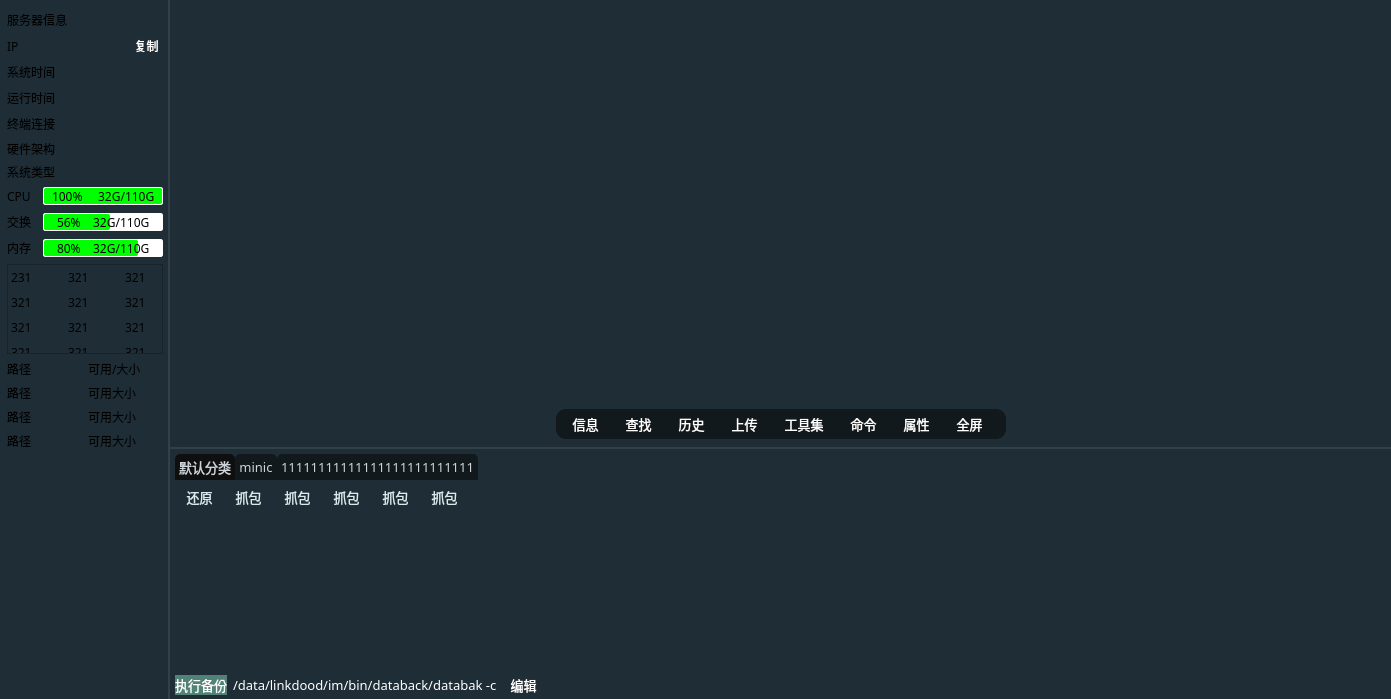
Before: the Qt Designer form sshwidget.ui in HuaGouFdog/Fdog-Kit, drawn with Qt 5.
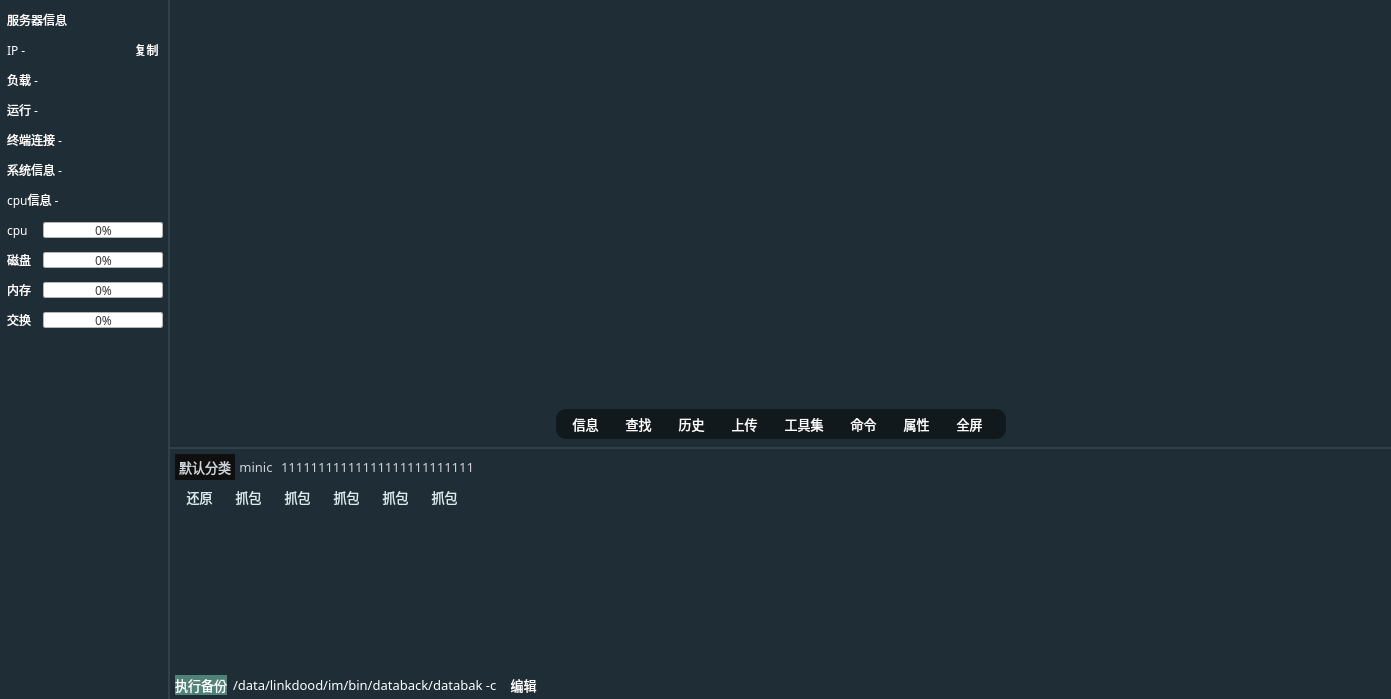
After: the same form once the commit is applied. The open tabs and pages were chosen to show the change. Icons and pictures are not drawn.

Commit message: 添加服务器信息

What changed in the file:
```diff
--- a/sshwidget.ui
+++ b/sshwidget.ui
@@ -58,10 +58,17 @@
      </property>
      <property name="styleSheet">
       <string notr="true">#widget{
-border-right:2px solid rgb(108, 117, 125, 65); 
+border-right:2px solid rgba(108, 117, 125, 65); 
+}
+
+QLabel{
+color: rgb(255, 255, 255);
 }</string>
      </property>
      <layout class="QVBoxLayout" name="verticalLayout_3">
+      <property name="spacing">
+       <number>10</number>
+      </property>
       <property name="leftMargin">
        <number>7</number>
       </property>
@@ -106,6 +113,18 @@
          </property>
          <item>
           <widget class="QLabel" name="label_serverTitle">
+           <property name="minimumSize">
+            <size>
+             <width>0</width>
+             <height>20</height>
+            </size>
+           </property>
+           <property name="maximumSize">
+            <size>
+             <width>16777215</width>
+             <height>20</height>
+            </size>
+           </property>
            <property name="font">
             <font>
              <family>OPPOSans B</family>
@@ -153,6 +172,18 @@
          </property>
          <item>
           <widget class="QLabel" name="label_ip">
+           <property name="minimumSize">
+            <size>
+             <width>0</width>
+             <height>20</height>
+            </size>
+           </property>
+           <property name="maximumSize">
+            <size>
+             <width>16777215</width>
+             <height>20</height>
+            </size>
+           </property>
            <property name="font">
             <font>
              <family>OPPOSans B</family>
@@ -161,7 +192,7 @@
             </font>
            </property>
            <property name="text">
-            <string>IP</string>
+            <string>IP -</string>
            </property>
           </widget>
          </item>
@@ -231,7 +262,19 @@
           <number>0</number>
          </property>
          <item>
-          <widget class="QLabel" name="label_time">
+          <widget class="QLabel" name="label_load">
+           <property name="minimumSize">
+            <size>
+             <width>0</width>
+             <height>20</height>
+            </size>
+           </property>
+           <property name="maximumSize">
+            <size>
+             <width>16777215</width>
+             <height>20</height>
+            </size>
+           </property>
            <property name="font">
             <font>
              <family>OPPOSans B</family>
@@ -240,7 +283,7 @@
             </font>
            </property>
            <property name="text">
-            <string>系统时间</string>
+            <string>负载 -</string>
            </property>
           </widget>
          </item>
@@ -285,6 +328,18 @@
          </property>
          <item>
           <widget class="QLabel" name="label_runTime">
+           <property name="minimumSize">
+            <size>
+             <width>0</width>
+             <height>20</height>
+            </size>
+           </property>
+           <property name="maximumSize">
+            <size>
+             <width>16777215</width>
+             <height>20</height>
+            </size>
+           </property>
            <property name="font">
             <font>
              <family>OPPOSans B</family>
@@ -293,7 +348,7 @@
             </font>
            </property>
            <property name="text">
-            <string>运行时间</string>
+            <string>运行 -</string>
            </property>
           </widget>
          </item>
@@ -332,6 +387,18 @@
          </property>
          <item>
           <widget class="QLabel" name="label_loginCount">
+           <property name="minimumSize">
+            <size>
+             <width>0</width>
+             <height>20</height>
+            </size>
+           </property>
+           <property name="maximumSize">
+            <size>
+             <width>16777215</width>
+             <height>20</height>
+            </size>
+           </property>
            <property name="font">
             <font>
              <family>OPPOSans B</family>
@@ -340,7 +407,66 @@
             </font>
            </property>
            <property name="text">
-            <string>终端连接</string>
+            <string>终端连接 -</string>
+           </property>
+          </widget>
+         </item>
+        </layout>
+       </widget>
+      </item>
+      <item>
+       <widget class="QWidget" name="widget_27" native="true">
+        <property name="minimumSize">
+         <size>
+          <width>0</width>
+          <height>20</height>
+         </size>
+        </property>
+        <property name="maximumSize">
+         <size>
+          <width>16777215</width>
+          <height>20</height>
+         </size>
+        </property>
+        <layout class="QHBoxLayout" name="horizontalLayout_24">
+         <property name="spacing">
+          <number>0</number>
+         </property>
+         <property name="leftMargin">
+          <number>0</number>
+         </property>
+         <property name="topMargin">
+          <number>0</number>
+         </property>
+         <property name="rightMargin">
+          <number>0</number>
+         </property>
+         <property name="bottomMargin">
+          <number>0</number>
+         </property>
+         <item>
+          <widget class="QLabel" name="label_architecture">
+           <property name="minimumSize">
+            <size>
+             <width>0</width>
+             <height>20</height>
+            </size>
+           </property>
+           <property name="maximumSize">
+            <size>
+             <width>16777215</width>
+             <height>20</height>
+            </size>
+           </property>
+           <property name="font">
+            <font>
+             <family>OPPOSans B</family>
+             <pointsize>9</pointsize>
+             <stylestrategy>PreferAntialias</stylestrategy>
+            </font>
+           </property>
+           <property name="text">
+            <string>系统信息 -</string>
            </property>
           </widget>
          </item>
@@ -352,16 +478,19 @@
         <property name="minimumSize">
          <size>
           <width>0</width>
-          <height>40</height>
+          <height>20</height>
          </size>
         </property>
         <property name="maximumSize">
          <size>
           <width>16777215</width>
-          <height>40</height>
+          <height>20</height>
          </size>
         </property>
         <layout class="QVBoxLayout" name="verticalLayout">
+         <property name="spacing">
+          <number>0</number>
+         </property>
          <property name="leftMargin">
           <number>0</number>
          </property>
@@ -375,21 +504,19 @@
           <number>0</number>
          </property>
          <item>
-          <widget class="QLabel" name="label_architecture">
-           <property name="font">
-            <font>
-             <family>OPPOSans B</family>
-             <pointsize>9</pointsize>
-             <stylestrategy>PreferAntialias</stylestrategy>
-            </font>
+          <widget class="QLabel" name="label_cpuInfo">
+           <property name="minimumSize">
+            <size>
+             <width>0</width>
+             <height>20</height>
+            </size>
            </property>
-           <property name="text">
-            <string>硬件架构</string>
+           <property name="maximumSize">
+            <size>
+             <width>16777215</width>
+             <height>20</height>
+            </size>
            </property>
-          </widget>
-         </item>
-         <item>
-          <widget class="QLabel" name="label_systemType">
            <property name="font">
             <font>
              <family>OPPOSans B</family>
@@ -398,7 +525,7 @@
             </font>
            </property>
            <property name="text">
-            <string>系统类型</string>
+            <string>cpu信息 -</string>
            </property>
           </widget>
          </item>
@@ -448,7 +575,7 @@
             </font>
            </property>
            <property name="text">
-            <string>CPU</string>
+            <string>cpu</string>
            </property>
           </widget>
          </item>
@@ -457,13 +584,13 @@
            <property name="minimumSize">
             <size>
              <width>120</width>
-             <height>18</height>
+             <height>16</height>
             </size>
            </property>
            <property name="maximumSize">
             <size>
              <width>120</width>
-             <height>18</height>
+             <height>16</height>
             </size>
            </property>
            <property name="font">
@@ -475,11 +602,12 @@
            <property name="styleSheet">
             <string notr="true">QProgressBar {
 	border: 1px solid;
-	border-color: rgb(255, 255, 255);
+	
+	border-color: rgb(180, 180, 180);
 	border-radius: 2px; 
 	background-color: #FFFFFF; 
 	text-align:center; 
-	color: rgb(0, 0, 0);
+	color: rgba(0, 0, 0, 200);
 }
 
 QProgressBar:chunk{
@@ -489,10 +617,10 @@
 }</string>
            </property>
            <property name="value">
-            <number>100</number>
+            <number>0</number>
            </property>
            <property name="format">
-            <string>%p%     32G/110G</string>
+            <string>%p%</string>
            </property>
           </widget>
          </item>
@@ -500,7 +628,7 @@
        </widget>
       </item>
       <item>
-       <widget class="QWidget" name="widget_swap_info" native="true">
+       <widget class="QWidget" name="widget_mem_info_2" native="true">
         <property name="minimumSize">
          <size>
           <width>0</width>
@@ -513,7 +641,7 @@
           <height>20</height>
          </size>
         </property>
-        <layout class="QHBoxLayout" name="horizontalLayout_16">
+        <layout class="QHBoxLayout" name="horizontalLayout_25">
          <property name="spacing">
           <number>6</number>
          </property>
@@ -530,7 +658,7 @@
           <number>0</number>
          </property>
          <item>
-          <widget class="QLabel" name="label_17">
+          <widget class="QLabel" name="label_disk">
            <property name="font">
             <font>
              <family>OPPOSans B</family>
@@ -539,22 +667,22 @@
             </font>
            </property>
            <property name="text">
-            <string>交换</string>
+            <string>磁盘</string>
            </property>
           </widget>
          </item>
          <item>
-          <widget class="QProgressBar" name="progressBar_2">
+          <widget class="QProgressBar" name="progressBar_disk">
            <property name="minimumSize">
             <size>
              <width>120</width>
-             <height>18</height>
+             <height>16</height>
             </size>
            </property>
            <property name="maximumSize">
             <size>
              <width>120</width>
-             <height>18</height>
+             <height>16</height>
             </size>
            </property>
            <property name="font">
@@ -566,11 +694,12 @@
            <property name="styleSheet">
             <string notr="true">QProgressBar {
 	border: 1px solid;
-	border-color: rgb(255, 255, 255);
+	
+	border-color: rgb(180, 180, 180);
 	border-radius: 2px; 
 	background-color: #FFFFFF; 
 	text-align:center; 
-	color: rgb(0, 0, 0);
+	color: rgba(0, 0, 0, 200);
 }
 
 QProgressBar:chunk{
@@ -580,10 +709,10 @@
 }</string>
            </property>
            <property name="value">
-            <number>56</number>
+            <number>0</number>
            </property>
            <property name="format">
-            <string>%p%    32G/110G</string>
+            <string>%p%</string>
            </property>
           </widget>
          </item>
@@ -639,13 +768,13 @@
            <property name="minimumSize">
             <size>
              <width>120</width>
-             <height>18</height>
+             <height>16</height>
             </size>
            </property>
            <property name="maximumSize">
             <size>
              <width>120</width>
-             <height>18</height>
+             <height>16</height>
             </size>
            </property>
            <property name="font">
@@ -657,11 +786,12 @@
            <property name="styleSheet">
             <string notr="true">QProgressBar {
 	border: 1px solid;
-	border-color: rgb(255, 255, 255);
+	
+	border-color: rgb(180, 180, 180);
 	border-radius: 2px; 
 	background-color: #FFFFFF; 
 	text-align:center; 
-	color: rgb(0, 0, 0);
+	color: rgba(0, 0, 0, 200);
 }
 
 QProgressBar:chunk{
@@ -671,10 +801,10 @@
 }</string>
            </property>
            <property name="value">
-            <number>80</number>
+            <number>0</number>
            </property>
            <property name="format">
-            <string>%p%    32G/110G</string>
+            <string>%p%</string>
            </property>
           </widget>
          </item>
@@ -682,211 +812,37 @@
        </widget>
       </item>
       <item>
-       <widget class="QWidget" name="widget_22" native="true">
+       <widget class="QWidget" name="widget_swap_info" native="true">
         <property name="minimumSize">
          <size>
           <width>0</width>
-          <height>90</height>
+          <height>20</height>
          </size>
         </property>
         <property name="maximumSize">
          <size>
           <width>16777215</width>
-          <height>90</height>
+          <height>20</height>
          </size>
         </property>
-        <layout class="QVBoxLayout" name="verticalLayout_2">
+        <layout class="QHBoxLayout" name="horizontalLayout_16">
          <property name="spacing">
-          <number>0</number>
-         </property>
-         <property name="leftMargin">
-          <number>0</number>
-         </property>
-         <property name="topMargin">
-          <number>0</number>
-         </property>
-         <property name="rightMargin">
-          <number>0</number>
-         </property>
-         <property name="bottomMargin">
-          <number>0</number>
-         </property>
-         <item>
-          <widget class="QTableWidget" name="tableWidget">
-           <property name="maximumSize">
-            <size>
-             <width>16777215</width>
-             <height>16777215</height>
-            </size>
-           </property>
-           <property name="font">
-            <font>
-             <family>OPPOSans B</family>
-             <pointsize>9</pointsize>
-             <stylestrategy>PreferAntialias</stylestrategy>
-            </font>
-           </property>
-           <property name="styleSheet">
-            <string notr="true">QHeaderView::section{background-color:transparent;}</string>
-           </property>
-           <property name="verticalScrollBarPolicy">
-            <enum>Qt::ScrollBarAlwaysOff</enum>
-           </property>
-           <property name="horizontalScrollBarPolicy">
-            <enum>Qt::ScrollBarAlwaysOff</enum>
-           </property>
-           <property name="autoScrollMargin">
-            <number>16</number>
-           </property>
-           <property name="dragEnabled">
-            <bool>false</bool>
-           </property>
-           <property name="selectionBehavior">
-            <enum>QAbstractItemView::SelectRows</enum>
-           </property>
-           <property name="showGrid">
-            <bool>false</bool>
-           </property>
-           <property name="gridStyle">
-            <enum>Qt::NoPen</enum>
-           </property>
-           <property name="rowCount">
-            <number>4</number>
-           </property>
-           <attribute name="horizontalHeaderVisible">
-            <bool>false</bool>
-           </attribute>
-           <attribute name="horizontalHeaderCascadingSectionResizes">
-            <bool>true</bool>
-           </attribute>
-           <attribute name="horizontalHeaderDefaultSectionSize">
-            <number>57</number>
-           </attribute>
-           <attribute name="horizontalHeaderHighlightSections">
-            <bool>false</bool>
-           </attribute>
-           <attribute name="horizontalHeaderMinimumSectionSize">
-            <number>25</number>
-           </attribute>
-           <attribute name="verticalHeaderVisible">
-            <bool>false</bool>
-           </attribute>
-           <attribute name="verticalHeaderDefaultSectionSize">
-            <number>23</number>
-           </attribute>
-           <attribute name="verticalHeaderHighlightSections">
-            <bool>true</bool>
-           </attribute>
-           <attribute name="verticalHeaderMinimumSectionSize">
-            <number>25</number>
-           </attribute>
-           <attribute name="verticalHeaderShowSortIndicator" stdset="0">
-            <bool>false</bool>
-           </attribute>
-           <row/>
-           <row/>
-           <row/>
-           <row/>
-           <column>
-            <property name="text">
-             <string>内存</string>
-            </property>
-           </column>
-           <column>
-            <property name="text">
-             <string>CPU</string>
-            </property>
-           </column>
-           <column>
-            <property name="text">
-             <string>命令</string>
-            </property>
-           </column>
-           <item row="0" column="0">
-            <property name="text">
-             <string>231</string>
-            </property>
-           </item>
-           <item row="0" column="1">
-            <property name="text">
-             <string>321</string>
-            </property>
-           </item>
-           <item row="0" column="2">
-            <property name="text">
-             <string>321</string>
-            </property>
-           </item>
-           <item row="1" column="0">
-            <property name="text">
-             <string>321</string>
-            </property>
-           </item>
-           <item row="1" column="1">
-            <property name="text">
-             <string>321</string>
-            </property>
-           </item>
-           <item row="1" column="2">
-            <property name="text">
-             <string>321</string>
-            </property>
-           </item>
-           <item row="2" column="0">
-            <property name="text">
-             <string>321</string>
-            </property>
-           </item>
-           <item row="2" column="1">
-            <property name="text">
-             <string>321</string>
-            </property>
-           </item>
-           <item row="2" column="2">
-            <property name="text">
-             <string>321</string>
-            </property>
-           </item>
-           <item row="3" column="0">
-            <property name="text">
-             <string>321</string>
-            </property>
-           </item>
-           <item row="3" column="1">
-            <property name="text">
-             <string>321</string>
-            </property>
-           </item>
-           <item row="3" column="2">
-            <property name="text">
-             <string>321</string>
-            </property>
-           </item>
-          </widget>
-         </item>
-        </layout>
-       </widget>
-      </item>
-      <item>
-       <widget class="QWidget" name="widget_23" native="true">
-        <layout class="QGridLayout" name="gridLayout">
-         <property name="leftMargin">
-          <number>0</number>
-         </property>
-         <property name="topMargin">
-          <number>0</number>
-         </property>
-         <property name="rightMargin">
-          <number>0</number>
-         </property>
-         <property name="bottomMargin">
-          <number>0</number>
-         </property>
-         <property name="verticalSpacing">
           <number>6</number>
          </property>
-         <item row="3" column="0">
-          <widget class="QLabel" name="label_23">
+         <property name="leftMargin">
+          <number>0</number>
+         </property>
+         <property name="topMargin">
+          <number>0</number>
+         </property>
+         <property name="rightMargin">
+          <number>0</number>
+         </property>
+         <property name="bottomMargin">
+          <number>0</number>
+         </property>
+         <item>
+          <widget class="QLabel" name="label_swap">
            <property name="font">
             <font>
              <family>OPPOSans B</family>
@@ -895,105 +851,52 @@
             </font>
            </property>
            <property name="text">
-            <string>路径</string>
+            <string>交换</string>
            </property>
           </widget>
          </item>
-         <item row="0" column="0">
-          <widget class="QLabel" name="label_20">
-           <property name="font">
-            <font>
-             <family>OPPOSans B</family>
-             <pointsize>9</pointsize>
-             <stylestrategy>PreferAntialias</stylestrategy>
-            </font>
+         <item>
+          <widget class="QProgressBar" name="progressBar_swap">
+           <property name="minimumSize">
+            <size>
+             <width>120</width>
+             <height>16</height>
+            </size>
            </property>
-           <property name="text">
-            <string>路径</string>
+           <property name="maximumSize">
+            <size>
+             <width>120</width>
+             <height>16</height>
+            </size>
            </property>
-          </widget>
-         </item>
-         <item row="1" column="0">
-          <widget class="QLabel" name="label_21">
            <property name="font">
             <font>
              <family>OPPOSans B</family>
              <pointsize>9</pointsize>
-             <stylestrategy>PreferAntialias</stylestrategy>
             </font>
            </property>
-           <property name="text">
-            <string>路径</string>
+           <property name="styleSheet">
+            <string notr="true">QProgressBar {
+	border: 1px solid;
+	
+	border-color: rgb(180, 180, 180);
+	border-radius: 2px; 
+	background-color: #FFFFFF; 
+	text-align:center; 
+	color: rgba(0, 0, 0, 200);
+}
+
+QProgressBar:chunk{
+	border-radius:2px;
+	
+	background-color: rgb(0, 255, 0);
+}</string>
            </property>
-          </widget>
-         </item>
-         <item row="2" column="0">
-          <widget class="QLabel" name="label_22">
-           <property name="font">
-            <font>
-             <family>OPPOSans B</family>
-             <pointsize>9</pointsize>
-             <stylestrategy>PreferAntialias</stylestrategy>
-            </font>
+           <property name="value">
+            <number>0</number>
            </property>
-           <property name="text">
-            <string>路径</string>
-           </property>
-          </widget>
-         </item>
-         <item row="0" column="1">
-          <widget class="QLabel" name="label_28">
-           <property name="font">
-            <font>
-             <family>OPPOSans B</family>
-             <pointsize>9</pointsize>
-             <stylestrategy>PreferAntialias</stylestrategy>
-            </font>
-           </property>
-           <property name="text">
-            <string>可用/大小</string>
-           </property>
-          </widget>
-         </item>
-         <item row="1" column="1">
-          <widget class="QLabel" name="label_29">
-           <property name="font">
-            <font>
-             <family>OPPOSans B</family>
-             <pointsize>9</pointsize>
-             <stylestrategy>PreferAntialias</stylestrategy>
-            </font>
-           </property>
-           <property name="text">
-            <string>可用大小</string>
-           </property>
-          </widget>
-         </item>
-         <item row="2" column="1">
-          <widget class="QLabel" name="label_30">
-           <property name="font">
-            <font>
-             <family>OPPOSans B</family>
-             <pointsize>9</pointsize>
-             <stylestrategy>PreferAntialias</stylestrategy>
-            </font>
-           </property>
-           <property name="text">
-            <string>可用大小</string>
-           </property>
-          </widget>
-         </item>
-         <item row="3" column="1">
-          <widget class="QLabel" name="label_31">
-           <property name="font">
-            <font>
-             <family>OPPOSans B</family>
-             <pointsize>9</pointsize>
-             <stylestrategy>PreferAntialias</stylestrategy>
-            </font>
-           </property>
-           <property name="text">
-            <string>可用大小</string>
+           <property name="format">
+            <string>%p%</string>
            </property>
           </widget>
          </item>
@@ -1720,12 +1623,13 @@
  
 /*设置TabWidget中QTabBar的样式*/
 QTabBar::tab{
-    background-color: rgba(11, 11, 11,150);
+    /*background-color: rgba(11, 11, 11,150);*/
+	background-color: rgb(30, 45, 54);
 	/*font-family:Consolas; */   /*设置tab中的文本的字体*/
 	font-size:10pt;
 	color:#ced4da;    /*设置tab中的文本的颜色*/
-	border-top-left-radius: 5px;    /*设置tab的边框的圆角（左上圆角）*/
-	border-top-right-radius: 5px;    /*设置tab的边框的圆角（右上圆角）*/
+	/*border-top-left-radius: 5px;*/    /*设置tab的边框的圆角（左上圆角）*/
+	/*border-top-right-radius: 5px;*/    /*设置tab的边框的圆角（右上圆角）*/
 	/*width:120px;*/
 	padding: 4px;
 	margin-right:0px;
```
Left out of the diff: 27 changed lines with no effect on the pictures. The commit also changes 4 other files.
